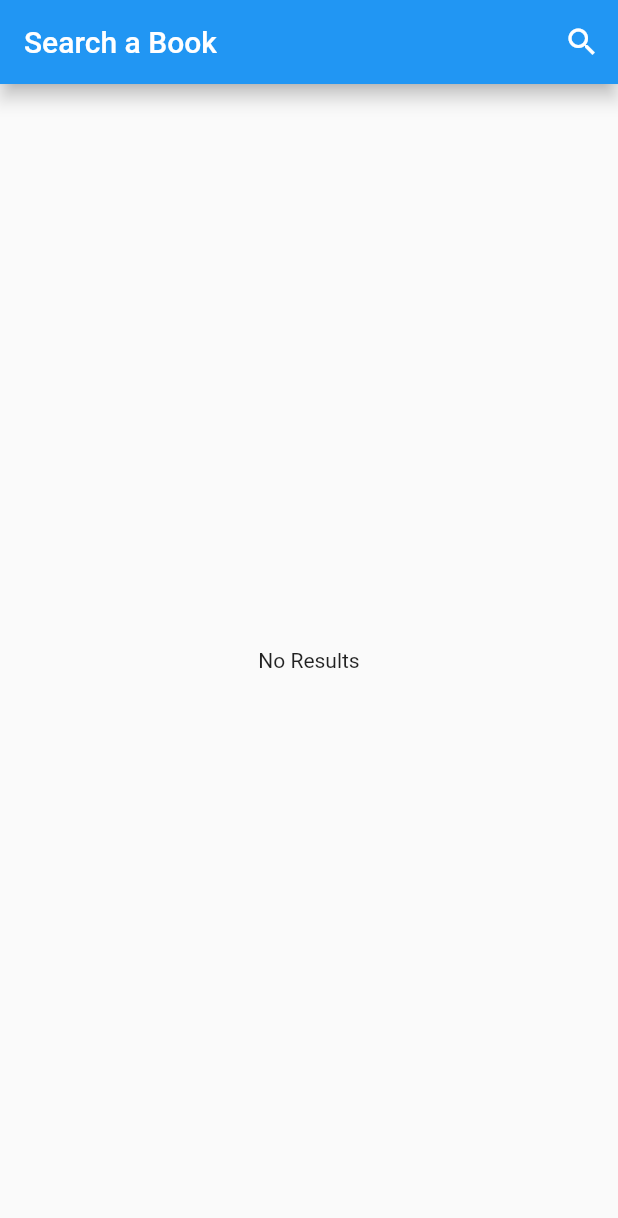
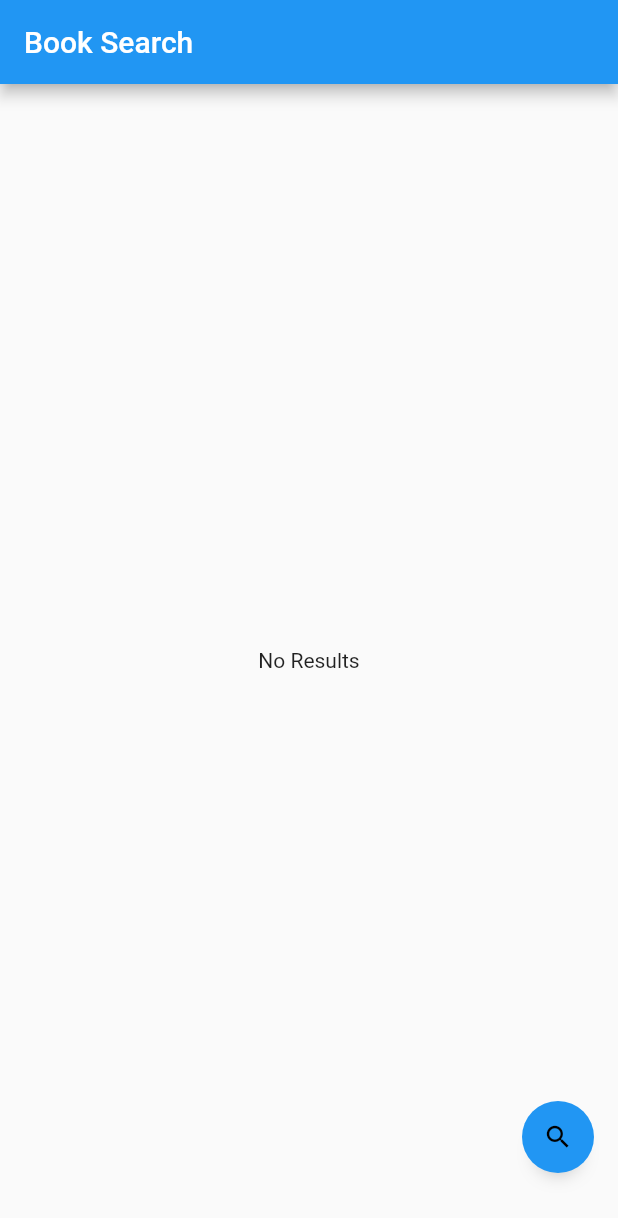
Before and after one commit to charlesburks/books_api, a Flutter app: the screen it shows after launch, on a phone screen of 412 x 824 dp. Shown: the top 1218 px of the screen. Run offline on Flutter 3.47's test engine with Material 2 defaults, Android fonts, the phone set to English and light mode, and no system bars; drawn by our look-alikes of anim_search_bar, easy_search_bar.

Commit message:
changed the search bar to be a button

```diff
--- a/lib/helpers/request_util.dart
+++ b/lib/helpers/request_util.dart
@@ -27,6 +27,7 @@ class RequestUtil {
     } catch (e) {
       debugPrint(e.toString());
     }
+    client.close();
     return null;
   }
 }
--- a/lib/models/book_model.dart
+++ b/lib/models/book_model.dart
@@ -10,7 +10,7 @@ class BookModel {
   num? number_of_pages_median;
   List<String>? id_wikidata;
   List<String>? id_amazon;
-  List<String> author_name;
+  List<String>? author_name;
 
   BookModel(
     this.key,
--- a/lib/providers/search_provider.dart
+++ b/lib/providers/search_provider.dart
@@ -8,7 +8,6 @@ class SearchProvider extends ChangeNotifier {
   ContnetState get state => _state;
   BooksModel? _booksModel;
   BooksModel? get booksModel => _booksModel;
-  final RequestUtil _util = RequestUtil();
 
   void _clearSearch() {
     _booksModel = null;
@@ -16,10 +15,12 @@ class SearchProvider extends ChangeNotifier {
   }
 
   Future<void> fetchModels(String searchValue) async {
+    if (searchValue.isEmpty) return;
+    final RequestUtil util = RequestUtil();
     _clearSearch();
     _state = ContnetState.loading;
     notifyListeners();
-    final response = await _util.fetchBookData(searchValue);
+    final response = await util.fetchBookData(searchValue);
     if (response != null) {
       _booksModel = response;
     }
--- a/lib/views/detail_page.dart
+++ b/lib/views/detail_page.dart
@@ -44,7 +44,7 @@ class DetailPage extends StatelessWidget {
       ),
       body: Column(
         children: [
-          _getTitleRow('Author', bookModel.author_name.first),
+          _getTitleRow('Author', bookModel.author_name?.first ?? 'NA'),
           _getTitleRow('Year Published',
               bookModel.first_publish_year?.toString() ?? 'NA'),
           ListView.builder(
--- a/lib/views/home_page.dart
+++ b/lib/views/home_page.dart
@@ -2,8 +2,8 @@ import 'package:books_api/helpers/enums.dart';
 import 'package:books_api/helpers/key_util.dart' as keys;
 import 'package:books_api/providers/search_provider.dart';
 import 'package:books_api/views/detail_page.dart';
+import 'package:books_api/views/search_bar.dart';
 import 'package:books_api/views/search_list.dart';
-import 'package:easy_search_bar/easy_search_bar.dart';
 import 'package:flutter/material.dart';
 import 'package:provider/provider.dart';
 
@@ -14,10 +14,12 @@ class HomePage extends StatelessWidget {
   Widget build(BuildContext context) {
     SearchProvider provider = context.watch<SearchProvider>();
     return Scaffold(
-        appBar: EasySearchBar(
-            key: const Key(keys.searchBar),
-            title: const Text('Search a Book'),
-            onSearch: (value) async => await provider.fetchModels(value)),
+        floatingActionButton: SearchBar(
+          onSubmitted: provider.fetchModels,
+        ),
+        appBar: AppBar(
+          title: const Text('Book Search'),
+        ),
         body: provider.state == ContnetState.loading
             ? const Center(
                 child: CircularProgressIndicator(),
--- /dev/null
+++ b/lib/views/search_bar.dart
@@ -0,0 +1,23 @@
+import 'package:anim_search_bar/anim_search_bar.dart';
+import 'package:flutter/material.dart';
+
+class SearchBar extends StatefulWidget {
+  final Function(String) onSubmitted;
+  const SearchBar({super.key, required this.onSubmitted});
+
+  @override
+  State<SearchBar> createState() => _SearchBarState();
+}
+
+class _SearchBarState extends State<SearchBar> {
+  @override
+  Widget build(BuildContext context) {
+    return AnimSearchBar(
+        rtl: true,
+        color: Theme.of(context).primaryColor,
+        width: 400,
+        textController: TextEditingController(),
+        onSuffixTap: () => null,
+        onSubmitted: widget.onSubmitted);
+  }
+}
--- a/lib/views/search_tile.dart
+++ b/lib/views/search_tile.dart
@@ -10,7 +10,7 @@ class SearchTile extends StatelessWidget {
   @override
   Widget build(BuildContext context) {
     final title = bookModel.title;
-    final author = bookModel.author_name.first;
+    final author = bookModel.author_name?.first ?? 'NA';
     final year = bookModel.first_publish_year;
     return InkWell(
       onTap: onSelected,
--- a/pubspec.yaml
+++ b/pubspec.yaml
@@ -36,7 +36,7 @@ dependencies:
   json_serializable: ^6.6.1
   provider: ^6.0.5
   http: ^0.13.5
-  easy_search_bar: ^2.4.2
+  anim_search_bar: ^2.0.3
 
 
   # The following adds the Cupertino Icons font to your application.
```
Also changed, not shown: lib/models/book_model.g.dart, pubspec.lock, 3 other files.
